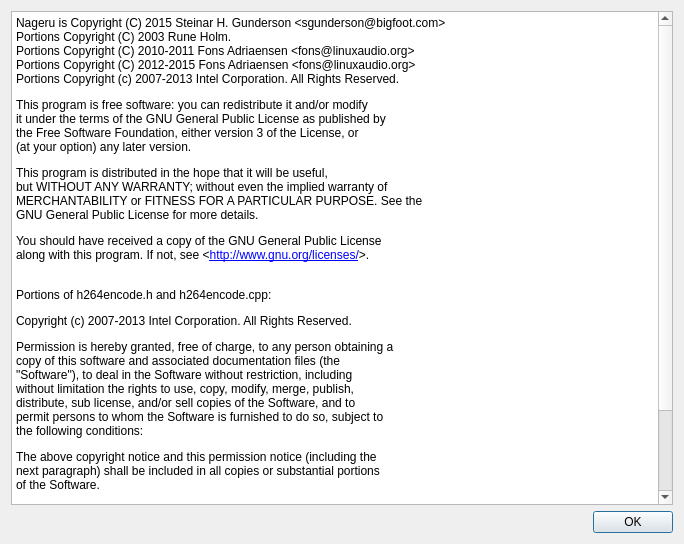
Above: ui_aboutdialog.ui from mstorsjo/nageru before the change. Below: the same form after it.
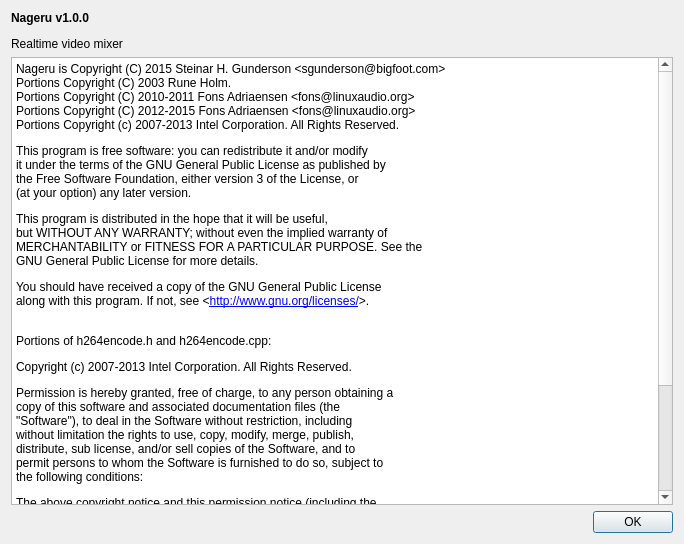
That is the form after the change.

Commit message: Add a version number and such to the about dialog.

The edit to the form file:
```diff
--- a/ui_aboutdialog.ui
+++ b/ui_aboutdialog.ui
@@ -14,6 +14,15 @@
    <string>About Nageru</string>
   </property>
   <layout class="QVBoxLayout" name="verticalLayout">
+   <item>
+    <widget class="QLabel" name="label">
+     <property name="text">
+      <string>&lt;p&gt;&lt;b&gt;Nageru v1.0.0&lt;/b&gt;&lt;/p&gt;
+
+&lt;p&gt;Realtime video mixer&lt;/p&gt;</string>
+     </property>
+    </widget>
+   </item>
    <item>
     <widget class="QTextEdit" name="textEdit">
      <property name="html">
```
Left out of the diff: 2 changed lines with no effect on the pictures.
